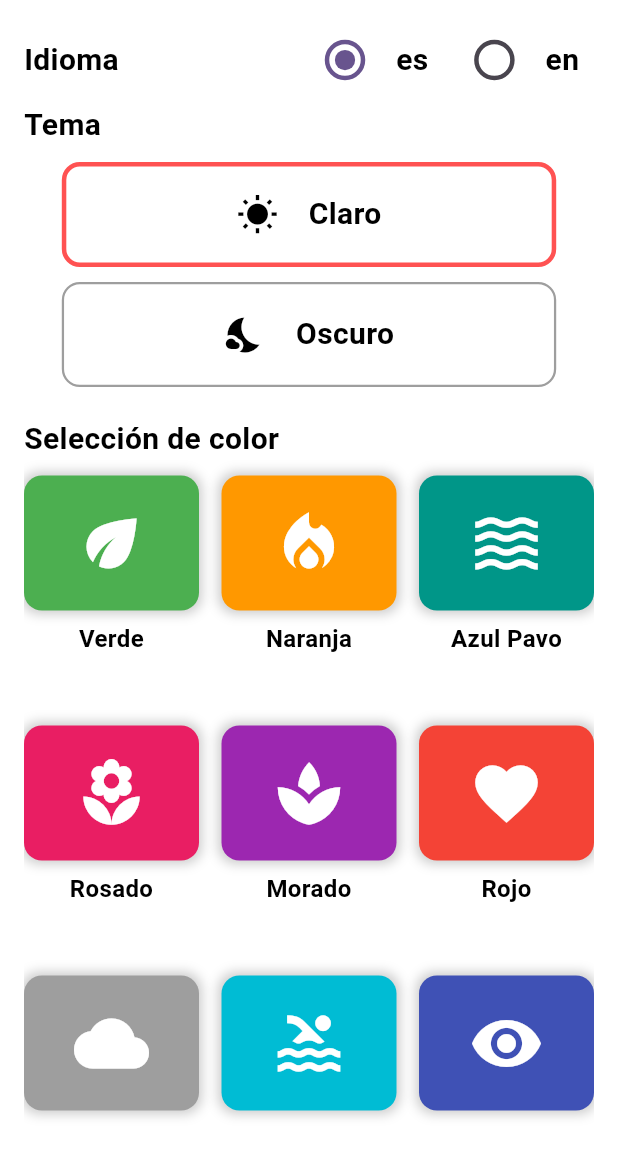
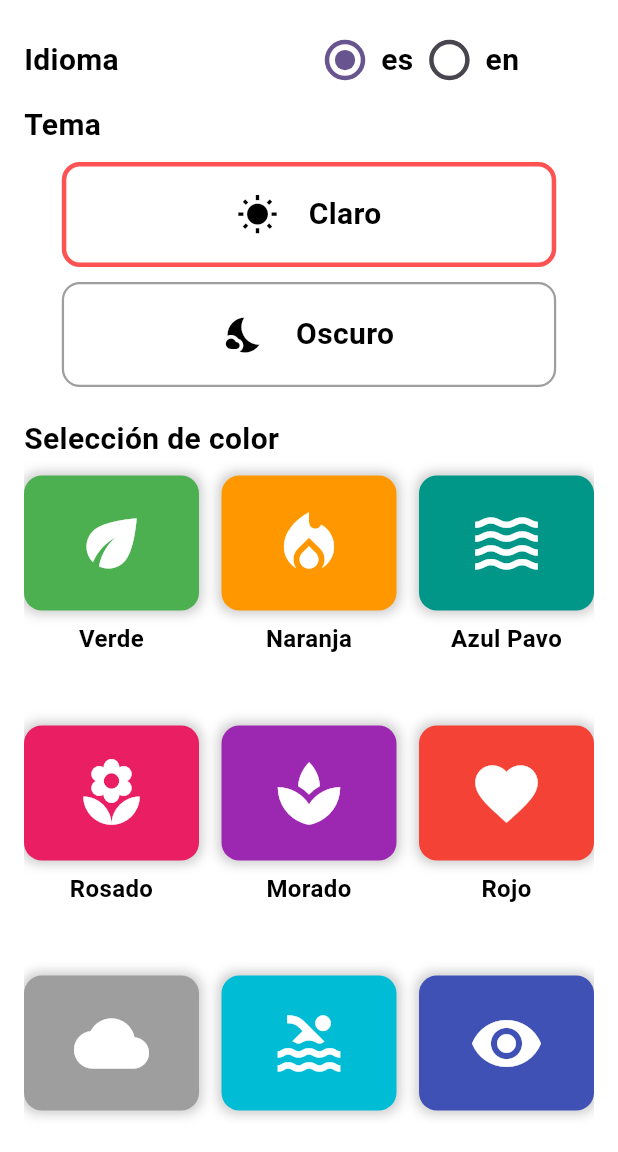
Before and after one commit to LuCaSAmaYa/pdf_reader_app, a Flutter app: the screen it shows after launch, after a tap on the "menu" icon, after a tap on "Opciones", on a phone screen of 412 x 824 dp, the part 84-1236 px from its top. Run offline on Flutter 3.47's test engine with Material 3 defaults, Android fonts, the phone set to English and light mode, and no system bars; our stand-ins replace flutter_riverpod, shared_preferences; missing offline and left inert: file_selector, flutter_pdfview.

Commit message:
1902252245 mejora al guardar en  visual y funcional

```diff
--- a/lib/screens/settings_screen.dart
+++ b/lib/screens/settings_screen.dart
@@ -4,6 +4,7 @@ import 'package:pdf_reader_app/screens/theme_settings/color_selection.dart';
 import 'package:pdf_reader_app/screens/theme_settings/theme_selection.dart';
 import '../providers/theme_provider.dart';
 import '../utils/app_strings.dart';
+import '../utils/theme_data.dart'; // Importa theme_data.dart
 
 class SettingsScreen extends ConsumerWidget {
   const SettingsScreen({super.key});
@@ -15,8 +16,8 @@ class SettingsScreen extends ConsumerWidget {
 
     return Scaffold(
       appBar: AppBar(
-        leading: IconButton( // <-- Cambia el leading a IconButton
-          icon: Icon(Icons.arrow_back, color: themeState.isDarkTheme ? Colors.white : Colors.black), // <-- Cambia el color del Icon
+        leading: IconButton(
+          icon: Icon(Icons.arrow_back, color: themeState.isDarkTheme ? Colors.white : Colors.black),
           onPressed: () => Navigator.of(context).pop(),
         ),
         title: Text(
@@ -27,7 +28,7 @@ class SettingsScreen extends ConsumerWidget {
             color: themeState.isDarkTheme ? Colors.white : Colors.black,
           ),
         ),
-        backgroundColor: themeState.isDarkTheme ? Colors.black : Colors.white,
+        backgroundColor: subThemes[themeState.selectedSubTheme], // Usa el color del subtema
         elevation: 0,
       ),
       body: Container(
@@ -67,7 +68,7 @@ class SettingsScreen extends ConsumerWidget {
                               },
                             ),
                           ),
-                          const SizedBox(width: 10),
+                          //const SizedBox(width: 10),
                           Text(
                             'es',
                             style: TextStyle(
@@ -76,7 +77,7 @@ class SettingsScreen extends ConsumerWidget {
                               fontWeight: FontWeight.bold,
                             ),
                           ),
-                          const SizedBox(width: 20),
+                          //const SizedBox(width: 20),
                           Transform.scale(
                             scale: 1.5,
                             child: Radio(
@@ -89,7 +90,7 @@ class SettingsScreen extends ConsumerWidget {
                               },
                             ),
                           ),
-                          const SizedBox(width: 10),
+                          //const SizedBox(width: 10),
                           Text(
                             'en',
                             style: TextStyle(
--- a/lib/widgets/menu_drawer.dart
+++ b/lib/widgets/menu_drawer.dart
@@ -20,8 +20,8 @@ class MenuDrawer extends ConsumerWidget {
       child: ListView(
         padding: EdgeInsets.zero,
         children: <Widget>[
-          SizedBox( // <-- Envuelve DrawerHeader en SizedBox
-            height: 130, // <-- Reduce la altura a la mitad (ajusta según sea necesario)
+          SizedBox(
+            height: 130,
             child: DrawerHeader(
               decoration: BoxDecoration(
                 color: subThemes[themeState.selectedSubTheme] ?? Theme.of(context).primaryColor,
@@ -36,10 +36,10 @@ class MenuDrawer extends ConsumerWidget {
             ),
           ),
           ListTile(
-            leading: Icon(Icons.settings, color: themeState.isDarkTheme ? Colors.white : Colors.black),
+            leading: Icon(Icons.settings, size: 30, color: themeState.isDarkTheme ? Colors.white : Colors.black), // Iconos más grandes
             title: Text(
               appStrings.getString('settings'),
-              style: TextStyle(color: themeState.isDarkTheme ? Colors.white : Colors.black),
+              style: TextStyle(fontSize: 20, color: themeState.isDarkTheme ? Colors.white : Colors.black), // Texto más grande
             ),
             onTap: () {
               Navigator.push(
@@ -49,10 +49,10 @@ class MenuDrawer extends ConsumerWidget {
             },
           ),
           ListTile(
-            leading: Icon(Icons.info, color: themeState.isDarkTheme ? Colors.white : Colors.black),
+            leading: Icon(Icons.info, size: 30, color: themeState.isDarkTheme ? Colors.white : Colors.black), // Iconos más grandes
             title: Text(
               appStrings.getString('about'),
-              style: TextStyle(color: themeState.isDarkTheme ? Colors.white : Colors.black),
+              style: TextStyle(fontSize: 20, color: themeState.isDarkTheme ? Colors.white : Colors.black), // Texto más grande
             ),
             onTap: () {
               Navigator.push(
@@ -62,10 +62,10 @@ class MenuDrawer extends ConsumerWidget {
             },
           ),
           ListTile(
-            leading: Icon(Icons.more, color: themeState.isDarkTheme ? Colors.white : Colors.black),
+            leading: Icon(Icons.more, size: 30, color: themeState.isDarkTheme ? Colors.white : Colors.black), // Iconos más grandes
             title: Text(
               appStrings.getString('more_info'),
-              style: TextStyle(color: themeState.isDarkTheme ? Colors.white : Colors.black),
+              style: TextStyle(fontSize: 20, color: themeState.isDarkTheme ? Colors.white : Colors.black), // Texto más grande
             ),
             onTap: () {
               Navigator.push(
```
Also changed, not shown: lib/screens/pdf_viewer.dart (+7 -7 lines), lib/services/pdf_functions.dart (+72 -32 lines).
